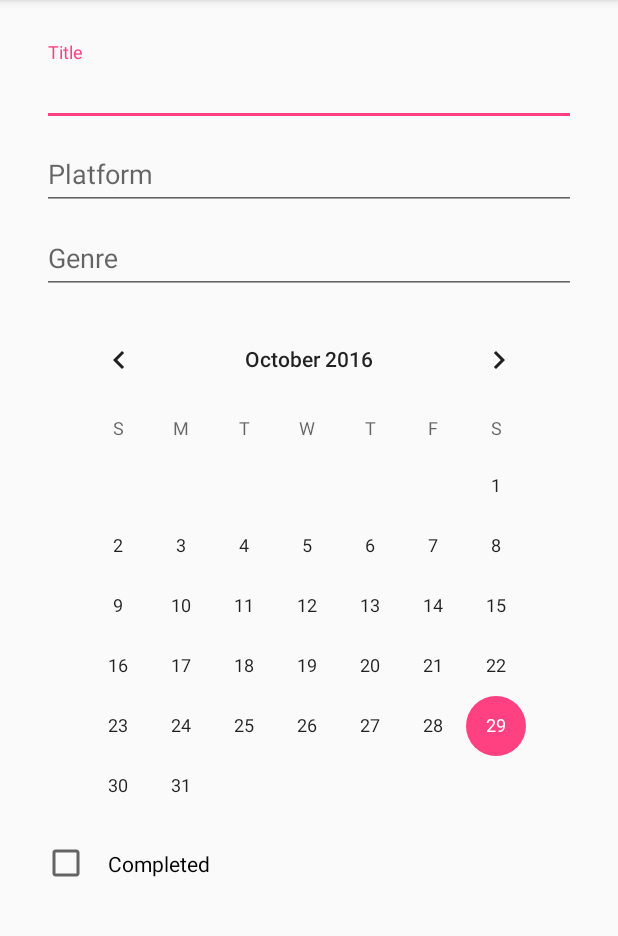
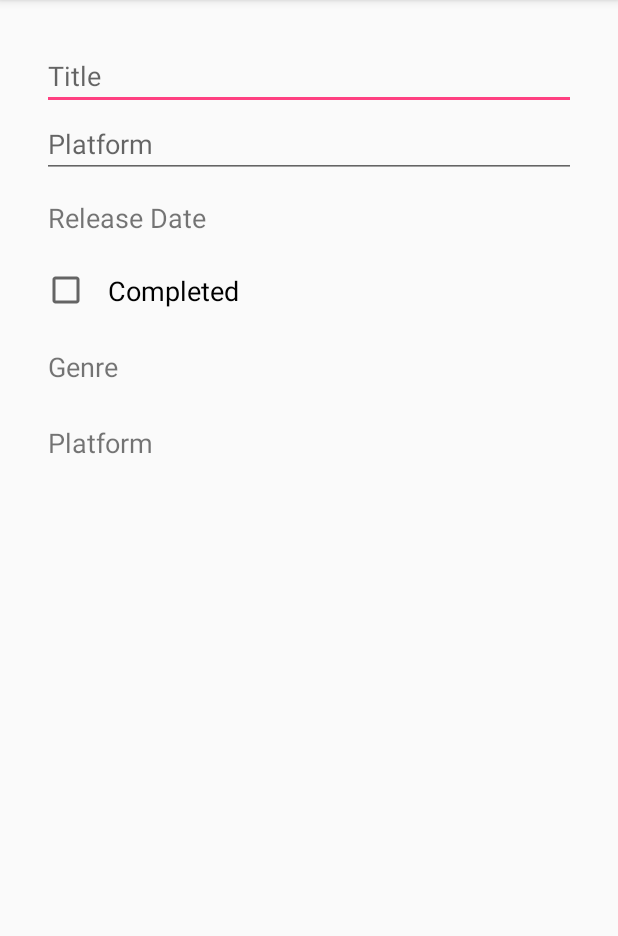
Before and after one commit to johnryM/game-cabinet-android, an Android app: the EditorFragment screen opened directly, with no data from a screen before it, on a phone screen of 412 x 824 dp, the part 84-1020 px from its top. Run offline under Robolectric (Android 15) with nearby library versions, the phone set to English and light mode, and no system bars.

Commit message:
Add date picker to editor fragment + refactoring editor view

```diff
--- a/app/src/main/java/com/skeeno/android/gamecabinet/Fragment/EditorFragment.java
+++ b/app/src/main/java/com/skeeno/android/gamecabinet/Fragment/EditorFragment.java
@@ -1,24 +1,35 @@
 package com.skeeno.android.gamecabinet.Fragment;
 
-import android.content.Context;
-import android.net.Uri;
+import android.app.Activity;
+import android.content.Intent;
 import android.os.Bundle;
 import android.support.v4.app.Fragment;
+import android.support.v4.app.FragmentManager;
+import android.text.Editable;
+import android.text.TextWatcher;
 import android.view.LayoutInflater;
 import android.view.View;
 import android.view.ViewGroup;
+import android.widget.EditText;
+import android.widget.TextView;
 
+import com.skeeno.android.gamecabinet.Model.GameModel;
 import com.skeeno.android.gamecabinet.R;
 
+import java.text.DateFormat;
+import java.util.GregorianCalendar;
+import java.util.Locale;
+
 public class EditorFragment extends Fragment {
-    // TODO: Rename parameter arguments, choose names that match
-    // the fragment initialization parameters, e.g. ARG_ITEM_NUMBER
-    private static final String ARG_PARAM1 = "param1";
-    private static final String ARG_PARAM2 = "param2";
 
-    // TODO: Rename and change types of parameters
-    private String mParam1;
-    private String mParam2;
+    private static final int REQUEST_DATE = 0;
+    private GameModel mGame;
+
+    private static final String DIALOG_DATE = "DialogDate";
+
+    private EditText mTitleField;
+    private EditText mPlatformField;
+    private TextView mReleaseDateView;
 
     public EditorFragment() {
         // Required empty public constructor
@@ -36,8 +47,6 @@ public class EditorFragment extends Fragment {
     public static EditorFragment newInstance(String param1, String param2) {
         EditorFragment fragment = new EditorFragment();
         Bundle args = new Bundle();
-        args.putString(ARG_PARAM1, param1);
-        args.putString(ARG_PARAM2, param2);
         fragment.setArguments(args);
         return fragment;
     }
@@ -45,16 +54,74 @@ public class EditorFragment extends Fragment {
     @Override
     public void onCreate(Bundle savedInstanceState) {
         super.onCreate(savedInstanceState);
-        if (getArguments() != null) {
-            mParam1 = getArguments().getString(ARG_PARAM1);
-            mParam2 = getArguments().getString(ARG_PARAM2);
-        }
     }
 
     @Override
     public View onCreateView(LayoutInflater inflater, ViewGroup container,
                              Bundle savedInstanceState) {
-        // Inflate the layout for this fragment
-        return inflater.inflate(R.layout.fragment_editor, container, false);
+        View view = inflater.inflate(R.layout.fragment_editor, container, false);
+
+        mTitleField = (EditText) view.findViewById(R.id.edit_text_title);
+        mTitleField.addTextChangedListener(new TextWatcher() {
+            @Override
+            public void beforeTextChanged(CharSequence s, int start, int count, int after) {
+
+            }
+
+            @Override
+            public void onTextChanged(CharSequence s, int start, int before, int count) {
+                mGame.setGameTitle(s.toString());
+            }
+
+            @Override
+            public void afterTextChanged(Editable s) {
+
+            }
+        });
+
+        mPlatformField = (EditText) view.findViewById(R.id.edit_text_platform);
+        mPlatformField.addTextChangedListener(new TextWatcher() {
+            @Override
+            public void beforeTextChanged(CharSequence s, int start, int count, int after) {
+
+            }
+
+            @Override
+            public void onTextChanged(CharSequence s, int start, int before, int count) {
+                mGame.setPlatform(s.toString());
+            }
+
+            @Override
+            public void afterTextChanged(Editable s) {
+
+            }
+        });
+
+        mReleaseDateView = (TextView) view.findViewById(R.id.release_text_view);
+        mReleaseDateView.setOnClickListener(new View.OnClickListener(){
+            @Override
+            public void onClick(View v) {
+                FragmentManager fragmentManager = getFragmentManager();
+                DatePickerFragment dialog = new DatePickerFragment();
+                dialog.setTargetFragment(EditorFragment.this, REQUEST_DATE);
+                dialog.show(fragmentManager, DIALOG_DATE);
+            }
+        });
+
+
+        return view;
+    }
+
+    @Override
+    public void onActivityResult(int requestCode, int resultCode, Intent data) {
+        if (resultCode != Activity.RESULT_OK) { return; }
+
+        if (requestCode == REQUEST_DATE) {
+            GregorianCalendar calendar = (GregorianCalendar) data.getSerializableExtra(DatePickerFragment.EXTRA_DATE);
+            int style = DateFormat.FULL;
+            DateFormat dateFormat = DateFormat.getDateInstance(style, Locale.UK);
+            mReleaseDateView.setText(dateFormat.format(calendar.getTime()));
+        }
+
     }
 }
--- a/app/src/main/res/layout/fragment_editor.xml
+++ b/app/src/main/res/layout/fragment_editor.xml
@@ -16,55 +16,64 @@
             android:orientation="vertical"
             android:padding="12dp">
 
-            <android.support.design.widget.TextInputLayout
-                android:id="@+id/text_input_layout_title"
-                android:layout_width="match_parent"
-                android:layout_height="wrap_content">
 
             <EditText
                 android:id="@+id/edit_text_title"
                 android:layout_width="match_parent"
                 android:layout_height="wrap_content"
-                    android:hint="@string/title"/>
-            </android.support.design.widget.TextInputLayout>
+                android:hint="@string/title"
+                android:textSize="18sp"/>
 
-            <android.support.design.widget.TextInputLayout
-                android:id="@+id/text_input_layout_platform"
-                android:layout_width="match_parent"
-                android:layout_height="wrap_content">
+
 
             <EditText
                 android:id="@+id/edit_text_platform"
                 android:layout_width="match_parent"
                 android:layout_height="wrap_content"
-                    android:hint="@string/platform"/>
-            </android.support.design.widget.TextInputLayout>
+                android:hint="@string/platform"
+                android:textSize="18sp"/>
 
-            <android.support.design.widget.TextInputLayout
-                android:id="@+id/text_input_layout_genre"
-                android:layout_width="match_parent"
-                android:layout_height="wrap_content">
-
-                <EditText
-                    android:id="@+id/edit_text_genre"
+            <TextView
+                android:id="@+id/release_text_view"
                 android:layout_width="match_parent"
                 android:layout_height="wrap_content"
-                    android:hint="@string/genre"/>
-            </android.support.design.widget.TextInputLayout>
-
-
-            <CalendarView
-                android:id="@+id/calendar"
-                android:layout_width="match_parent"
-                android:layout_height="match_parent"
-                android:layout_margin="10dp"/>
+                android:paddingBottom="12dp"
+                android:paddingLeft="4dp"
+                android:paddingTop="14dp"
+                android:text="@string/add_release_string"
+                android:textSize="18sp"
+                android:onClick="onClick"
+                android:clickable="true"/>
 
             <CheckBox
                 android:layout_width="wrap_content"
                 android:layout_height="wrap_content"
                 android:checked="false"
                 android:padding="12dp"
+                android:textSize="18sp"
                 android:text="@string/edit_completed_string"/>
+
+            <TextView
+                android:id="@+id/genre_text_view"
+                android:layout_width="match_parent"
+                android:layout_height="wrap_content"
+                android:paddingBottom="12dp"
+                android:paddingLeft="4dp"
+                android:paddingTop="14dp"
+                android:text="@string/genre"
+                android:textSize="18sp"/>
+
+            <TextView
+                android:id="@+id/platform_text_view"
+                android:layout_width="match_parent"
+                android:layout_height="wrap_content"
+                android:paddingBottom="12dp"
+                android:paddingLeft="4dp"
+                android:paddingTop="14dp"
+                android:text="@string/platform"
+                android:textSize="18sp"/>
+
+
 
         </LinearLayout>
 
--- a/app/src/main/res/values/strings.xml
+++ b/app/src/main/res/values/strings.xml
@@ -10,4 +10,7 @@
     <string name="title">Title</string>
     <string name="platform">Platform</string>
     <string name="genre">Genre</string>
+    <string name="add">Add</string>
+    <string name="developer">Developer</string>
+    <string name="add_release_string">Release Date</string>
 </resources>
```
Also changed, not shown: app/src/main/java/com/skeeno/android/gamecabinet/Fragment/DatePickerFragment.java (added, +97 -0 lines), app/src/main/res/layout/dialog_date.xml (added, +7 -0 lines). Lines whose indentation alone changed are shown as unchanged.
